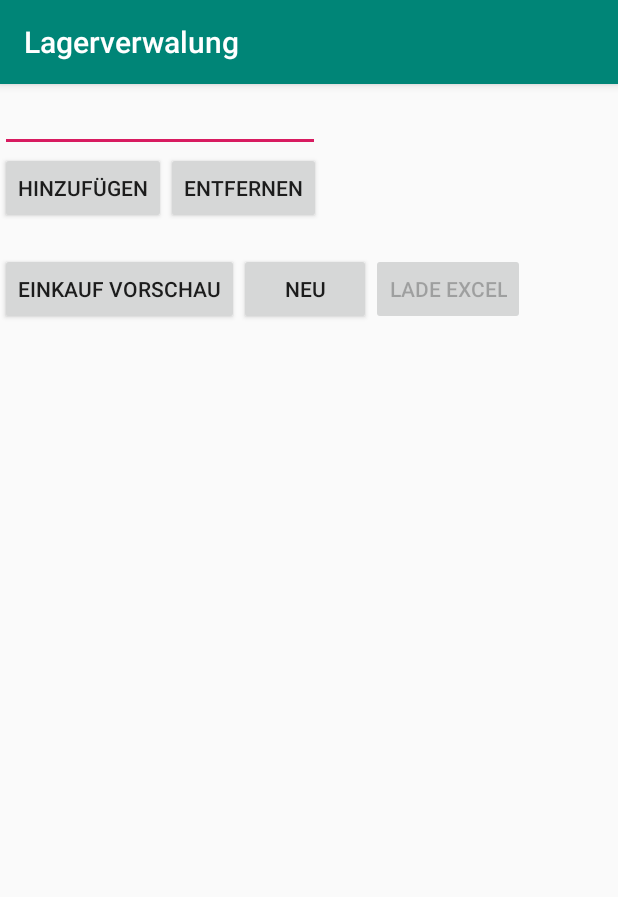
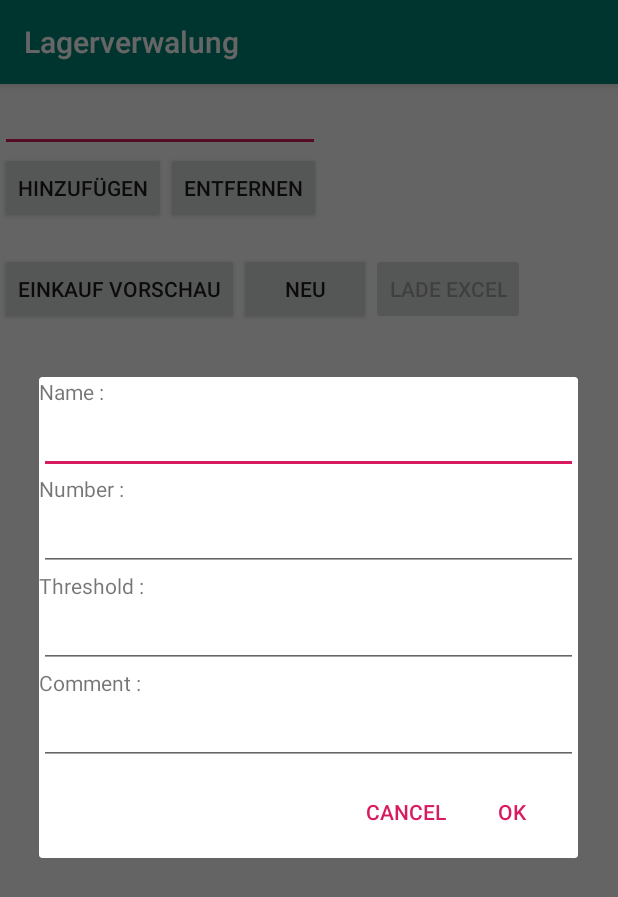
Before and after one commit to Tamalera/Lagersystem, an Android app: the screen it shows after launch (MainActivity), after a tap on "NEU", on a phone screen of 412 x 824 dp. Shown: the top 897 px of the screen. Run offline under Robolectric (Android 15) with nearby library versions, the phone set to English and light mode, and no system bars; libraries missing offline, so code that uses them is left out: com.google.zxing.client, com.google.zxing.integration, org.apache.poi; network calls fail; 1 other tap on this screen came first.

Commit message:
Added popup with form to create new ware

```diff
--- a/app/src/main/java/com/lagerverwaltung/taamefl2/lagerverwaltung/MainActivity.java
+++ b/app/src/main/java/com/lagerverwaltung/taamefl2/lagerverwaltung/MainActivity.java
@@ -1,12 +1,16 @@
 package com.lagerverwaltung.taamefl2.lagerverwaltung;
 
+import android.content.DialogInterface;
 import android.content.Intent;
 import android.content.res.AssetManager;
+import android.support.v7.app.AlertDialog;
 import android.support.v7.app.AppCompatActivity;
 import android.os.Bundle;
 import android.util.Log;
+import android.view.LayoutInflater;
 import android.view.View;
 import android.widget.Button;
+import android.widget.EditText;
 import android.widget.TextView;
 
 import com.google.zxing.client.android.Intents;
@@ -65,8 +69,9 @@ public class MainActivity extends AppCompatActivity {
         final Button addNewEntry = findViewById(R.id.newBtn);
         addNewEntry.setOnClickListener(new View.OnClickListener() {
             public void onClick(View v) {
-                myExcel.addNewEntry();
-                showExcel();
+                openPopup();
+                //myExcel.addNewEntry();
+                //showExcel();
             }
         });
 
@@ -77,6 +82,47 @@ public class MainActivity extends AppCompatActivity {
                 showExcel();
             }
         });
+    }
+
+    private void openPopup() {
+        LayoutInflater li = LayoutInflater.from(this);
+        View myPopup = li.inflate(R.layout.new_entry_form, null);
+
+        AlertDialog.Builder alertDialogBuilder = new AlertDialog.Builder(
+                this);
+
+        // set prompts.xml to alertdialog builder
+        alertDialogBuilder.setView(myPopup);
+        final EditText nameInput = myPopup.findViewById(R.id.nameInput);
+        final EditText numberInput = myPopup.findViewById(R.id.numberInput);
+        final EditText thresholdInput = myPopup.findViewById(R.id.thresholdInput);
+        final EditText commentInput = myPopup.findViewById(R.id.commentInput);
+
+        // set dialog message
+        alertDialogBuilder
+                .setCancelable(false)
+                .setPositiveButton("OK",
+                        new DialogInterface.OnClickListener() {
+                            public void onClick(DialogInterface dialog,int id) {
+                                //Todo: create Ware-Object
+                                Log.i("NAME: ", nameInput.getText().toString());
+                                Log.i("NUMBER: ", numberInput.getText().toString());
+                                Log.i("THRESHOLD: ", thresholdInput.getText().toString());
+                                Log.i("COMMENT: ", commentInput.getText().toString());
+                            }
+                        })
+                .setNegativeButton("Cancel",
+                        new DialogInterface.OnClickListener() {
+                            public void onClick(DialogInterface dialog,int id) {
+                                dialog.cancel();
+                            }
+                        });
+
+        // create alert dialog
+        AlertDialog alertDialog = alertDialogBuilder.create();
+
+        // show it
+        alertDialog.show();
     }
 
     private void showPreview(List<String> preview) {
--- /dev/null
+++ b/app/src/main/res/layout/new_entry_form.xml
@@ -0,0 +1,70 @@
+<?xml version="1.0" encoding="utf-8"?>
+<android.support.constraint.ConstraintLayout
+    xmlns:android="http://schemas.android.com/apk/res/android" android:layout_width="match_parent"
+    android:layout_height="match_parent">
+
+    <LinearLayout
+        android:id="@+id/layout_root"
+        android:layout_width="fill_parent"
+        android:layout_height="fill_parent"
+        android:orientation="vertical">
+
+        <TextView
+            android:id="@+id/labelName"
+            android:layout_width="wrap_content"
+            android:layout_height="wrap_content"
+            android:text="@string/name"/>
+
+        <EditText
+            android:id="@+id/nameInput"
+            android:layout_width="match_parent"
+            android:layout_height="0dp"
+            android:layout_weight="1"
+            android:ems="10">
+        </EditText>
+
+        <TextView
+            android:id="@+id/labelNumber"
+            android:layout_width="wrap_content"
+            android:layout_height="wrap_content"
+            android:text="@string/number" />
+
+        <EditText
+            android:id="@+id/numberInput"
+            android:layout_width="match_parent"
+            android:layout_height="0dp"
+            android:layout_weight="1"
+            android:ems="10">
+        </EditText>
+
+        <TextView
+            android:id="@+id/thresholdLabel"
+            android:layout_width="wrap_content"
+            android:layout_height="wrap_content"
+            android:text="@string/threshold" />
+
+        <EditText
+            android:id="@+id/thresholdInput"
+            android:layout_width="match_parent"
+            android:layout_height="0dp"
+            android:layout_weight="1"
+            android:ems="10">
+        </EditText>
+
+        <TextView
+            android:id="@+id/commentLabel"
+            android:layout_width="wrap_content"
+            android:layout_height="wrap_content"
+            android:text="@string/comment" />
+
+        <EditText
+            android:id="@+id/commentInput"
+            android:layout_width="match_parent"
+            android:layout_height="0dp"
+            android:layout_weight="1"
+            android:ems="10">
+        </EditText>
+
+    </LinearLayout>
+
+</android.support.constraint.ConstraintLayout>
--- a/app/src/main/res/values/strings.xml
+++ b/app/src/main/res/values/strings.xml
@@ -7,4 +7,8 @@
     <string name="neu">Neu</string>
     <string name="vorschau">Vorschau</string>
     <string name="lade_excel">Lade Excel</string>
+    <string name="comment">Comment :</string>
+    <string name="threshold">Threshold :</string>
+    <string name="number">Number :</string>
+    <string name="name">Name :</string>
 </resources>
```
